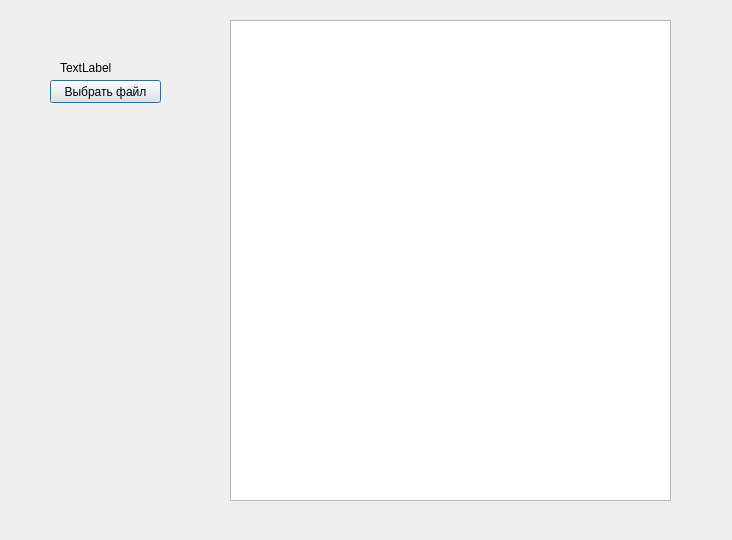
Old version of the form dlgaddnewgraph.ui in the repository Ivanestver/Nomograms.
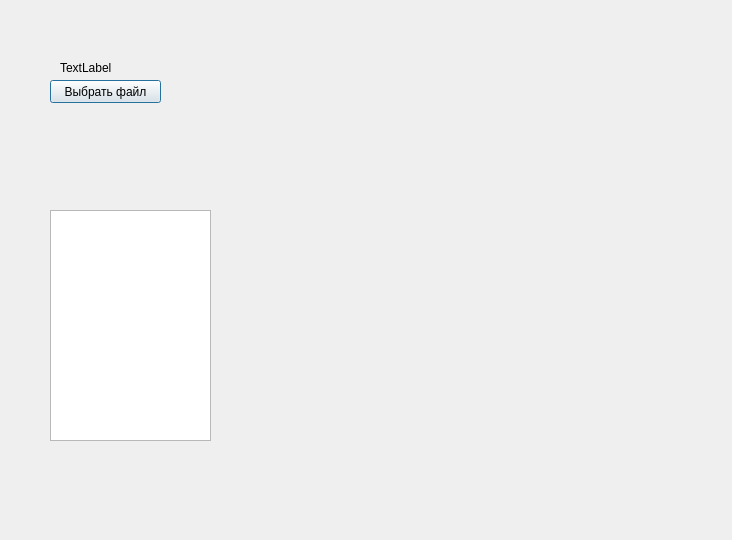
New version of the form.

Patch:
```diff
--- a/dlgaddnewgraph.ui
+++ b/dlgaddnewgraph.ui
@@ -42,13 +42,24 @@
   <widget class="QGraphicsView" name="graphicsPreview">
    <property name="geometry">
     <rect>
-     <x>230</x>
-     <y>20</y>
-     <width>441</width>
-     <height>481</height>
+     <x>50</x>
+     <y>210</y>
+     <width>161</width>
+     <height>231</height>
     </rect>
    </property>
   </widget>
+  <widget class="QWidget" name="verticalLayoutWidget">
+   <property name="geometry">
+    <rect>
+     <x>350</x>
+     <y>110</y>
+     <width>341</width>
+     <height>331</height>
+    </rect>
+   </property>
+   <layout class="QVBoxLayout" name="verticalLayout"/>
+  </widget>
  </widget>
  <resources/>
  <connections/>
```
